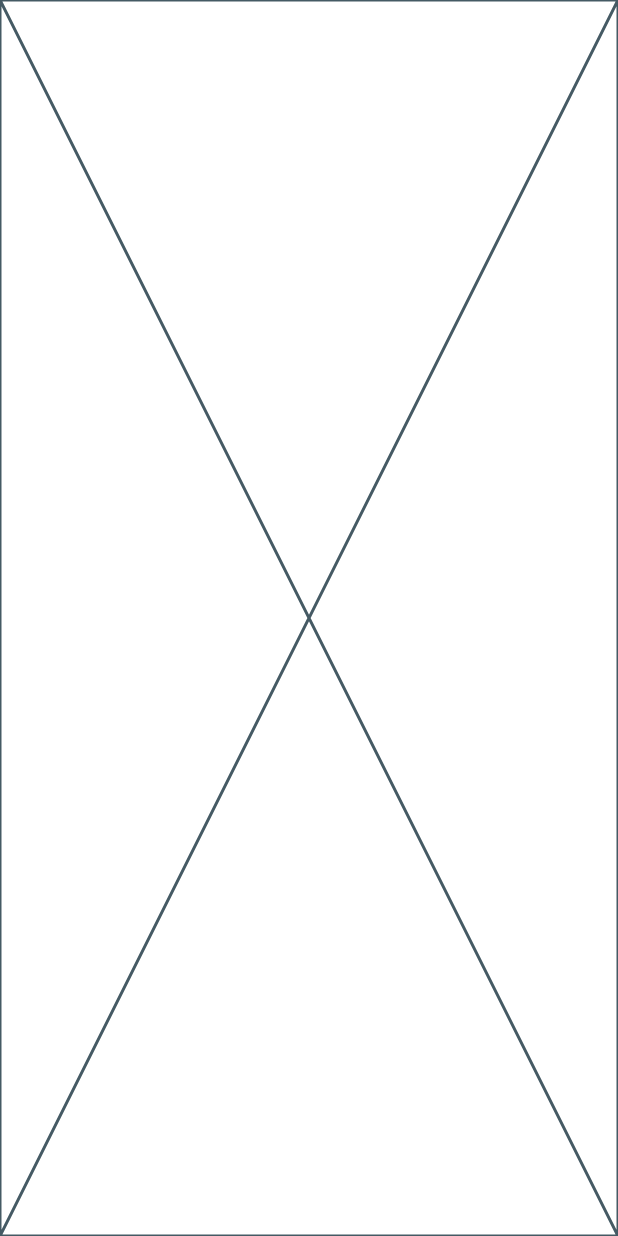
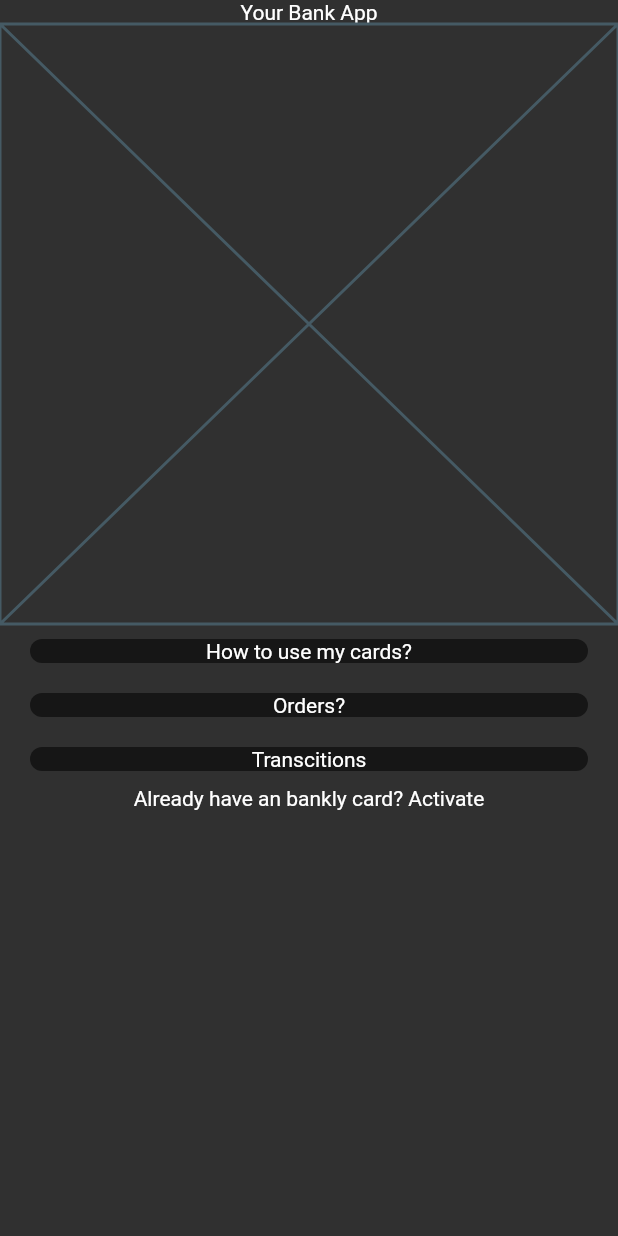
Before and after one commit to DeepeshKalura/creditapp_test, a Flutter app: the screen it shows after launch, on a phone screen of 412 x 824 dp. Run offline on Flutter 3.47's test engine with Material 2 defaults, Android fonts, the phone set to English and light mode, and no system bars.

Commit message:
Basic Card screen
I have made a base screen layout is completed
Now I have to build a two widget which is card widget and box widget

```diff
--- a/lib/screen/credit_screen.dart
+++ b/lib/screen/credit_screen.dart
@@ -1,4 +1,7 @@
 import 'package:flutter/material.dart';
+
+import '../widget/box_widget.dart';
+import '../widget/card_widget.dart';
 
 class MyCreditScreen extends StatefulWidget {
   const MyCreditScreen({super.key});
@@ -10,6 +13,17 @@ class MyCreditScreen extends StatefulWidget {
 class _MyCreditScreenState extends State<MyCreditScreen> {
   @override
   Widget build(BuildContext context) {
-    return const Placeholder();
+    return Scaffold(
+      body: Column(
+        children: const [
+          Text('Your Bank App'),
+          CardWidget(),
+          BoxWidget(title: "How to use my cards?"),
+          BoxWidget(title: "Orders?"),
+          BoxWidget(title: "Transcitions"),
+          Text('Already have an bankly card? Activate'),
+        ],
+      ),
+    );
   }
 }
--- /dev/null
+++ b/lib/widget/box_widget.dart
@@ -0,0 +1,26 @@
+import 'package:flutter/material.dart';
+
+class BoxWidget extends StatelessWidget {
+  const BoxWidget({super.key, required this.title});
+  final String title;
+
+  @override
+  Widget build(BuildContext context) {
+    return Card(
+      color: Colors.black54,
+      elevation: 0,
+      shape: ShapeBorder.lerp(
+        RoundedRectangleBorder(
+          borderRadius: BorderRadius.circular(10),
+        ),
+        RoundedRectangleBorder(
+          borderRadius: BorderRadius.circular(10),
+        ),
+        0,
+      ),
+      margin: const EdgeInsets.symmetric(vertical: 10, horizontal: 20),
+
+      child: Center(child: Text(title),),
+    );
+  }
+}
--- a/lib/widget/card_widget.dart
+++ b/lib/widget/card_widget.dart
@@ -0,0 +1,10 @@
+import 'package:flutter/material.dart';
+
+class CardWidget extends StatelessWidget {
+  const CardWidget({super.key});
+
+  @override
+  Widget build(BuildContext context) {
+    return const Placeholder();
+  }
+}
```
